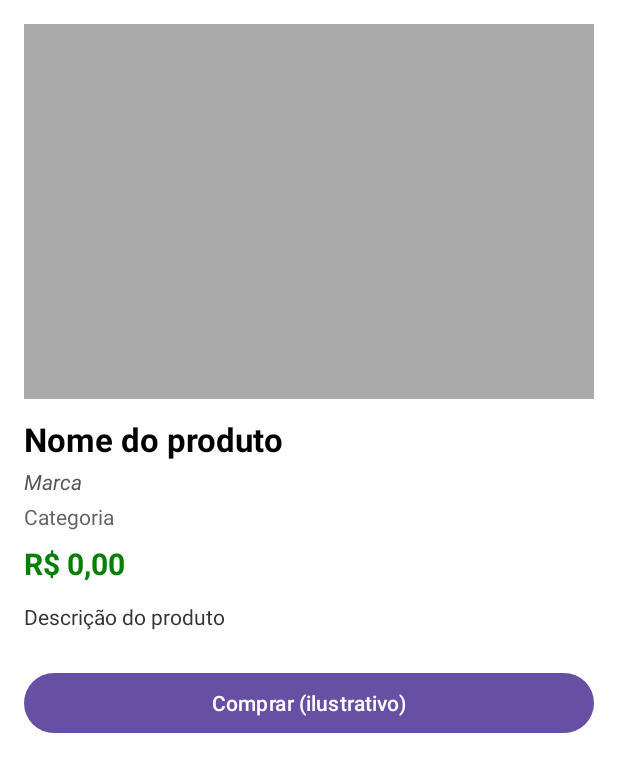
After one commit to HianySilva/GlowUp-Mobile, an Android app: the ProductDetailActivity screen opened directly, with no data from a screen before it, on a phone screen of 412 x 824 dp. The commit adds this screen. Shown: the top 772 px of the screen. Run offline under Robolectric (Android 15) with nearby library versions, the phone set to English and light mode, and no system bars; pictures from the network do not load; 1 statement that could not run was skipped.

Commit message:
Adicionando a tela de descrição dos produtos

```diff
--- a/app/build.gradle.kts
+++ b/app/build.gradle.kts
@@ -1,6 +1,7 @@
 plugins {
     alias(libs.plugins.android.application)
     alias(libs.plugins.kotlin.android)
+    id ("kotlin-parcelize")
 }
 
 android {
@@ -49,6 +50,8 @@ dependencies {
     implementation(libs.androidx.recyclerview)
     implementation ("androidx.appcompat:appcompat:1.6.1")
     implementation ("androidx.recyclerview:recyclerview:1.3.0")
+    implementation(libs.androidx.navigation.fragment.ktx)
+    implementation(libs.androidx.navigation.ui.ktx)
     testImplementation(libs.junit)
     androidTestImplementation(libs.androidx.junit)
     androidTestImplementation(libs.androidx.espresso.core)
--- /dev/null
+++ b/app/src/main/java/com/example/glowup/ProductDetailActivity.kt
@@ -0,0 +1,56 @@
+package com.example.glowup
+
+import android.os.Bundle
+import android.widget.Toast
+import androidx.appcompat.app.AppCompatActivity
+import com.bumptech.glide.Glide
+import com.example.glowup.api.ApiProduct
+import com.example.glowup.databinding.ActivityProductDetailBinding
+import com.google.gson.Gson
+
+class ProductDetailActivity : AppCompatActivity() {
+
+    private lateinit var binding: ActivityProductDetailBinding
+
+    override fun onCreate(savedInstanceState: Bundle?) {
+        super.onCreate(savedInstanceState)
+        binding = ActivityProductDetailBinding.inflate(layoutInflater)
+        setContentView(binding.root)
+
+        // Receber o JSON do produto enviado pela Intent
+        val productJson = intent.getStringExtra("product_json")
+        if (productJson != null) {
+            val product = Gson().fromJson(productJson, ApiProduct::class.java)
+            showProductDetails(product)
+        } else {
+            finish() // fecha se não vier produto
+        }
+
+        binding.btnBuy.setOnClickListener {
+            // Compra ilustrativa, só um toast por enquanto
+            Toast.makeText(this, "Compra realizada (simulada)!", Toast.LENGTH_SHORT).show()
+        }
+    }
+
+    private fun showProductDetails(product: ApiProduct) {
+        // Ajustar URL da imagem
+        val imageUrl = product.imageUrl?.let {
+            if (it.startsWith("//")) "https:$it" else it
+        } ?: ""
+
+        Glide.with(this)
+            .load(imageUrl)
+            .placeholder(R.drawable.placeholder)
+            .error(R.drawable.placeholder)
+            .into(binding.imgProductDetail)
+
+        binding.tvProductNameDetail.text = product.name ?: "Sem nome"
+        binding.tvBrandDetail.text = product.brand ?: "Marca indisponível"
+        binding.tvCategoryDetail.text = product.category ?: "Categoria indisponível"
+
+        val priceText = product.price?.toDoubleOrNull()?.let { "R$ %.2f".format(it) } ?: "Preço indisponível"
+        binding.tvPriceDetail.text = priceText
+
+        binding.tvDescriptionDetail.text = product.description?.let { android.text.Html.fromHtml(it) } ?: "Descrição indisponível"
+    }
+}
--- a/app/src/main/java/com/example/glowup/api/ApiProduct.kt
+++ b/app/src/main/java/com/example/glowup/api/ApiProduct.kt
@@ -16,5 +16,8 @@ data class ApiProduct(
     val price: String?,
 
     @SerializedName("api_featured_image")
-    val imageUrl: String?
+    val imageUrl: String?,
+
+    @SerializedName("description")
+    val description: String?
 )
--- /dev/null
+++ b/app/src/main/res/layout/activity_product_detail.xml
@@ -0,0 +1,77 @@
+<?xml version="1.0" encoding="utf-8"?>
+<ScrollView xmlns:android="http://schemas.android.com/apk/res/android"
+    android:id="@+id/scrollView"
+    android:layout_width="match_parent"
+    android:layout_height="match_parent"
+    android:padding="16dp"
+    android:background="@android:color/white">
+
+    <LinearLayout
+        android:layout_width="match_parent"
+        android:layout_height="wrap_content"
+        android:orientation="vertical">
+
+        <ImageView
+            android:id="@+id/imgProductDetail"
+            android:layout_width="match_parent"
+            android:layout_height="250dp"
+            android:adjustViewBounds="true"
+            android:scaleType="fitCenter"
+            android:background="@android:color/darker_gray" />
+
+        <TextView
+            android:id="@+id/tvProductNameDetail"
+            android:layout_width="match_parent"
+            android:layout_height="wrap_content"
+            android:textSize="22sp"
+            android:textStyle="bold"
+            android:textColor="#000000"
+            android:paddingTop="12dp"
+            android:text="Nome do produto" />
+
+        <TextView
+            android:id="@+id/tvBrandDetail"
+            android:layout_width="match_parent"
+            android:layout_height="wrap_content"
+            android:textStyle="italic"
+            android:textColor="#555555"
+            android:paddingTop="4dp"
+            android:text="Marca" />
+
+        <TextView
+            android:id="@+id/tvCategoryDetail"
+            android:layout_width="match_parent"
+            android:layout_height="wrap_content"
+            android:textColor="#666666"
+            android:paddingTop="4dp"
+            android:text="Categoria" />
+
+        <TextView
+            android:id="@+id/tvPriceDetail"
+            android:layout_width="match_parent"
+            android:layout_height="wrap_content"
+            android:textSize="20sp"
+            android:textStyle="bold"
+            android:textColor="#008000"
+            android:paddingTop="8dp"
+            android:text="R$ 0,00" />
+
+        <TextView
+            android:id="@+id/tvDescriptionDetail"
+            android:layout_width="match_parent"
+            android:layout_height="wrap_content"
+            android:paddingTop="12dp"
+            android:textColor="#333333"
+            android:text="Descrição do produto"
+            android:autoLink="web"
+            android:textIsSelectable="true" />
+
+        <Button
+            android:id="@+id/btnBuy"
+            android:layout_width="match_parent"
+            android:layout_height="wrap_content"
+            android:layout_marginTop="24dp"
+            android:text="Comprar (ilustrativo)" />
+    </LinearLayout>
+
+</ScrollView>
--- /dev/null
+++ b/app/src/main/res/values-land/dimens.xml
@@ -0,0 +1,3 @@
+<resources>
+    <dimen name="fab_margin">48dp</dimen>
+</resources>
--- /dev/null
+++ b/app/src/main/res/values-v23/themes.xml
@@ -0,0 +1,9 @@
+<resources xmlns:tools="http://schemas.android.com/tools">
+
+    <style name="Theme.GlowUp" parent="Base.Theme.GlowUp">
+        <!-- Transparent system bars for edge-to-edge. -->
+        <item name="android:navigationBarColor">@android:color/transparent</item>
+        <item name="android:statusBarColor">@android:color/transparent</item>
+        <item name="android:windowLightStatusBar">?attr/isLightTheme</item>
+    </style>
+</resources>
--- /dev/null
+++ b/app/src/main/res/values-w1240dp/dimens.xml
@@ -0,0 +1,3 @@
+<resources>
+    <dimen name="fab_margin">200dp</dimen>
+</resources>
--- /dev/null
+++ b/app/src/main/res/values-w600dp/dimens.xml
@@ -0,0 +1,3 @@
+<resources>
+    <dimen name="fab_margin">48dp</dimen>
+</resources>
--- /dev/null
+++ b/app/src/main/res/values/dimens.xml
@@ -0,0 +1,3 @@
+<resources>
+    <dimen name="fab_margin">16dp</dimen>
+</resources>
--- a/gradle/libs.versions.toml
+++ b/gradle/libs.versions.toml
@@ -10,7 +10,9 @@ material = "1.10.0"
 activity = "1.8.0"
 constraintlayout = "2.1.4"
 recyclerview = "1.3.2"  # Adicionado versão do RecyclerView
-lifecycle = "2.6.2"    # Caso precise de ViewModel/LiveData
+lifecycle = "2.6.2"
+navigationFragmentKtx = "2.6.0"
+navigationUiKtx = "2.6.0"    # Caso precise de ViewModel/LiveData
 
 [libraries]
 # Bibliotecas existentes (mantidas conforme seu original)
@@ -27,6 +29,8 @@ androidx-constraintlayout = { group = "androidx.constraintlayout", name = "const
 androidx-recyclerview = { group = "androidx.recyclerview", name = "recyclerview", version.ref = "recyclerview" }
 androidx-lifecycle-viewmodel = { group = "androidx.lifecycle", name = "lifecycle-viewmodel-ktx", version.ref = "lifecycle" }
 androidx-lifecycle-livedata = { group = "androidx.lifecycle", name = "lifecycle-livedata-ktx", version.ref = "lifecycle" }
+androidx-navigation-fragment-ktx = { group = "androidx.navigation", name = "navigation-fragment-ktx", version.ref = "navigationFragmentKtx" }
+androidx-navigation-ui-ktx = { group = "androidx.navigation", name = "navigation-ui-ktx", version.ref = "navigationUiKtx" }
 
 [plugins]
 android-application = { id = "com.android.application", version.ref = "agp" }
```
Also changed, not shown: app/src/main/AndroidManifest.xml (+7 -4 lines), app/src/main/java/com/example/glowup/CategoryActivity.kt (+7 -3 lines), app/src/main/java/com/example/glowup/ProductsActivity.kt (+7 -2 lines), app/src/main/res/layout/content_product_detail.xml (added, +19 -0 lines), app/src/main/res/layout/fragment_first.xml (added, +35 -0 lines), app/src/main/res/layout/fragment_second.xml (added, +35 -0 lines), app/src/main/res/navigation/nav_graph.xml (added, +28 -0 lines), app/src/main/res/values/strings.xml (+42 -0 lines).
